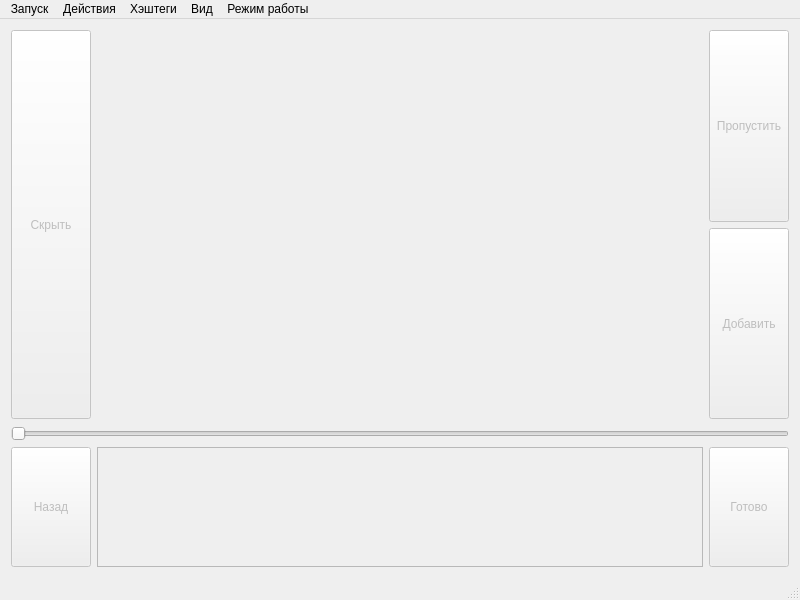
First picture: the form in mainwindow.ui, repository cool-palace/Screenshot-Manager, before the edit.
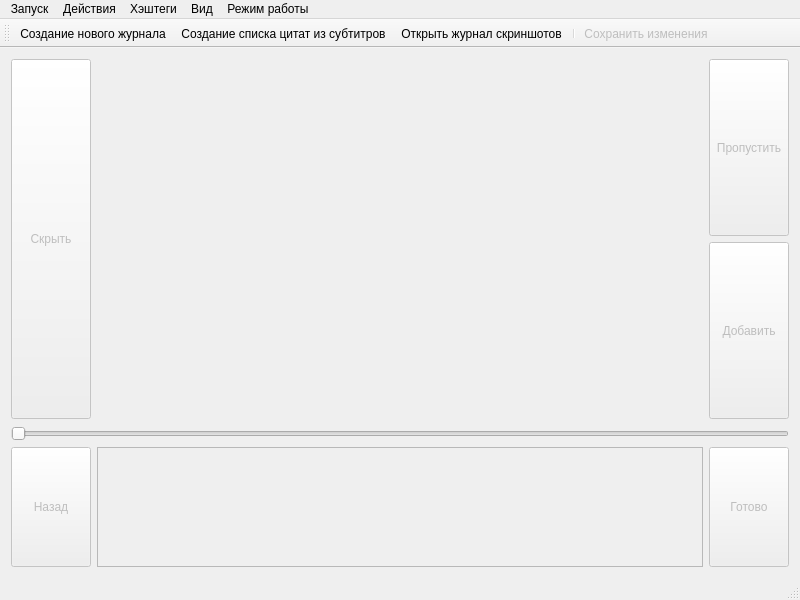
Second picture: the form after the edit. Icons and pictures are not drawn.

Commit message: Added toolbar with icons

Diff of the .ui file:
```diff
--- a/mainwindow.ui
+++ b/mainwindow.ui
@@ -425,9 +425,34 @@
    <addaction name="menu_4"/>
   </widget>
   <widget class="QStatusBar" name="statusBar"/>
+  <widget class="QToolBar" name="toolBar">
+   <property name="windowTitle">
+    <string>toolBar</string>
+   </property>
+   <attribute name="toolBarArea">
+    <enum>TopToolBarArea</enum>
+   </attribute>
+   <attribute name="toolBarBreak">
+    <bool>false</bool>
+   </attribute>
+   <addaction name="config_creation"/>
+   <addaction name="text_reading"/>
+   <addaction name="config_reading"/>
+   <addaction name="separator"/>
+   <addaction name="save"/>
+  </widget>
   <action name="config_creation">
    <property name="text">
-    <string>Создание конф. файла</string>
+    <string>Новый файл</string>
+   </property>
+   <property name="iconText">
+    <string>Создание нового журнала</string>
+   </property>
+   <property name="toolTip">
+    <string>Создание нового журнала</string>
+   </property>
+   <property name="shortcut">
+    <string>Ctrl+N</string>
    </property>
   </action>
   <action name="open_doc">
@@ -437,7 +462,16 @@
   </action>
   <action name="config_reading">
    <property name="text">
-    <string>Чтение конф. файла</string>
+    <string>Открыть файл</string>
+   </property>
+   <property name="iconText">
+    <string>Открыть журнал скриншотов</string>
+   </property>
+   <property name="toolTip">
+    <string>Открыть журнал скриншотов</string>
+   </property>
+   <property name="shortcut">
+    <string>Ctrl+O</string>
    </property>
   </action>
   <action name="offline">
@@ -548,6 +582,15 @@
    <property name="text">
     <string>Чтение субтитров</string>
    </property>
+   <property name="iconText">
+    <string>Создание списка цитат из субтитров</string>
+   </property>
+   <property name="toolTip">
+    <string>Создание списка цитат из субтитров</string>
+   </property>
+   <property name="shortcut">
+    <string>Ctrl+T</string>
+   </property>
   </action>
   <action name="export_text">
    <property name="text">
@@ -575,6 +618,27 @@
     <string>Только скрытые</string>
    </property>
   </action>
+  <action name="save">
+   <property name="enabled">
+    <bool>false</bool>
+   </property>
+   <property name="icon">
+    <iconset resource="icons.qrc">
+     <normaloff>:/images/icons8-save-80.png</normaloff>:/images/icons8-save-80.png</iconset>
+   </property>
+   <property name="text">
+    <string>Сохранить файл</string>
+   </property>
+   <property name="iconText">
+    <string>Сохранить изменения</string>
+   </property>
+   <property name="toolTip">
+    <string>Сохранить изменения</string>
+   </property>
+   <property name="shortcut">
+    <string>Ctrl+S</string>
+   </property>
+  </action>
  </widget>
  <layoutdefault spacing="6" margin="11"/>
  <resources/>
```
Left out of the diff: 27 changed lines with no effect on the pictures. The commit also changes 8 other files.
